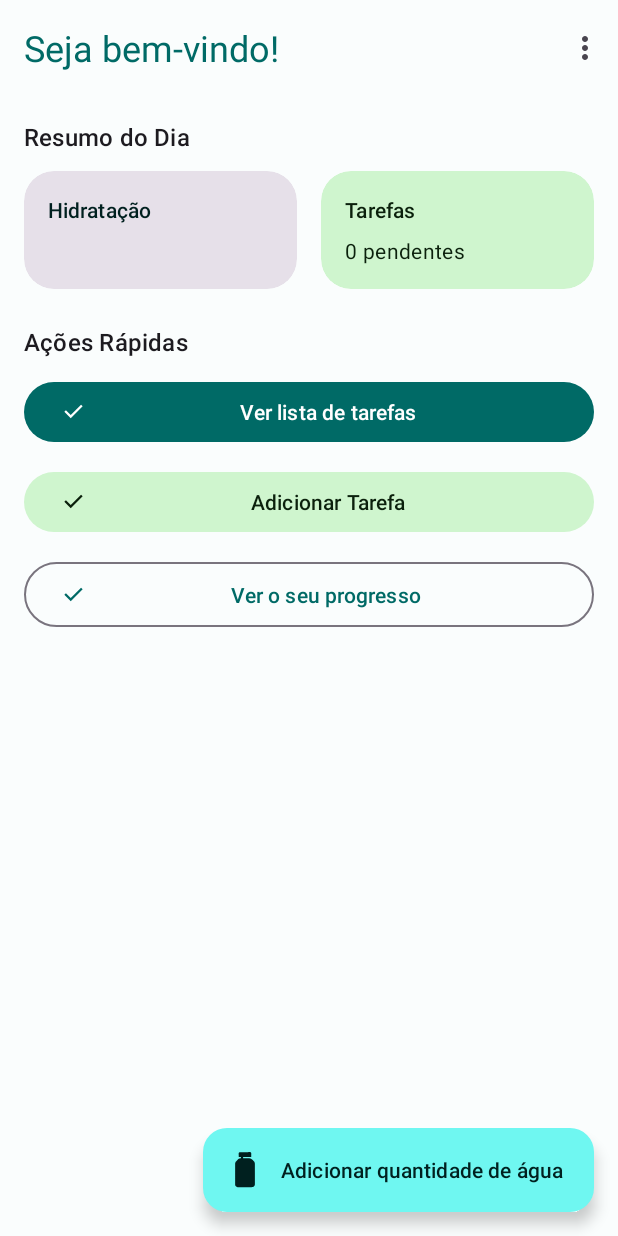
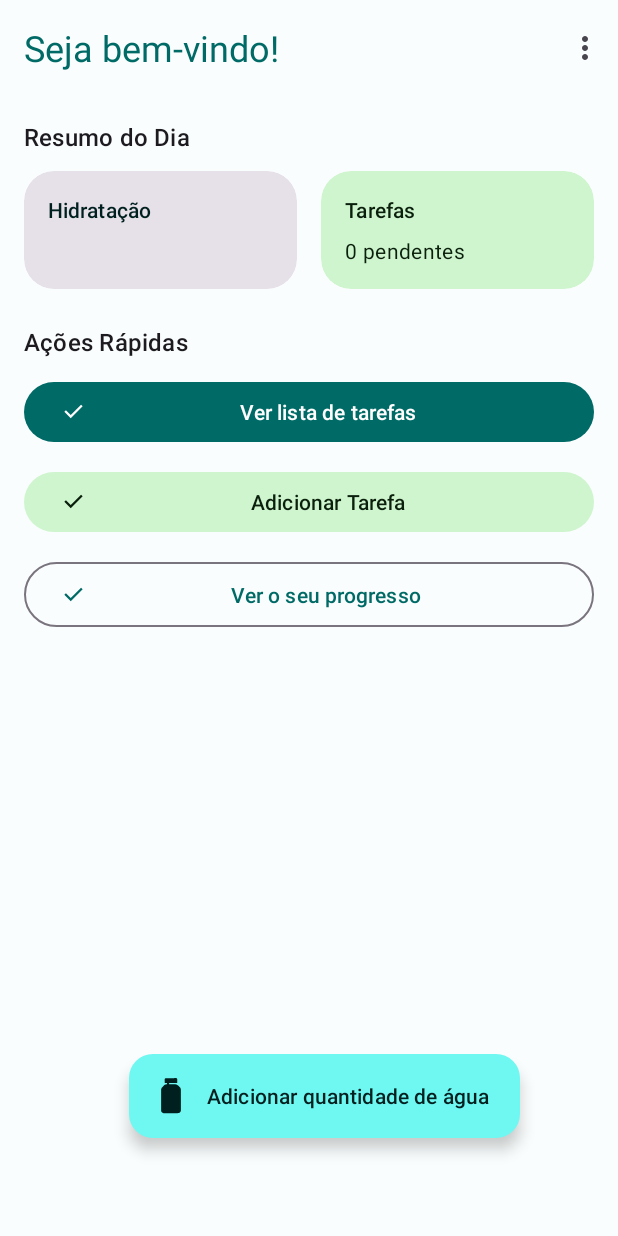
Before and after one commit to MateusBurkle/Projeto_Mobile, an Android app: the PrincipalActivity screen opened directly, with no data from a screen before it, on a phone screen of 412 x 824 dp. Run offline under Robolectric (Android 15) with nearby library versions, the phone set to English and light mode, and no system bars; our stand-ins replace Room's generated code; 1 statement that could not run was skipped.

```diff
--- a/app/src/main/res/layout/activity_principal.xml
+++ b/app/src/main/res/layout/activity_principal.xml
@@ -145,7 +145,7 @@
         android:layout_width="wrap_content"
         android:layout_height="wrap_content"
         android:layout_gravity="bottom|end"
-        android:layout_margin="16dp"
+        android:layout_margin="65dp"
         android:text="@string/add_water_fab"
         app:icon="@drawable/icone_garrafa_preta"
         app:backgroundTint="?attr/colorPrimaryContainer"
```
